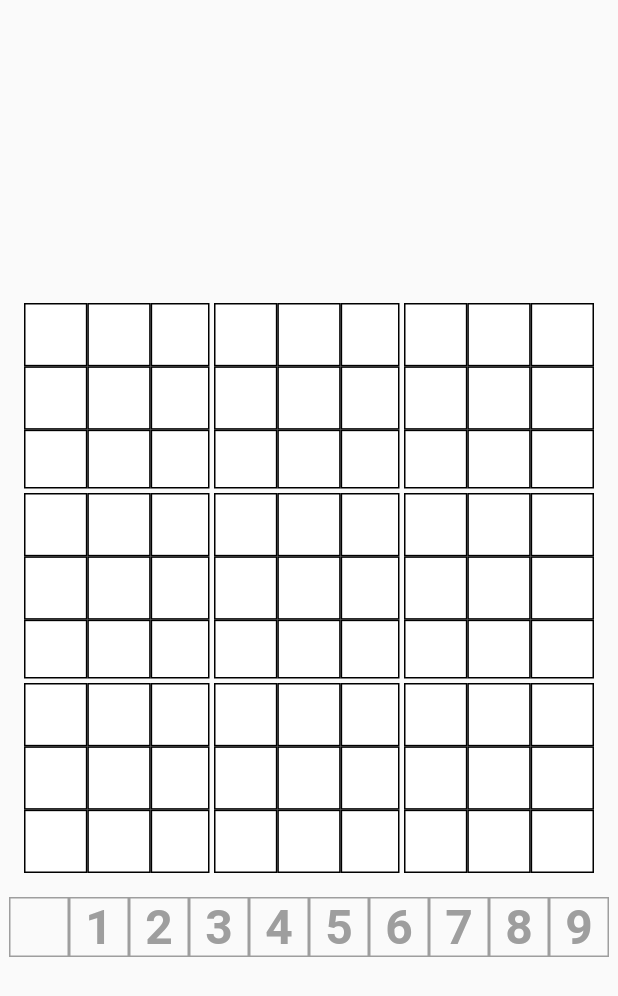
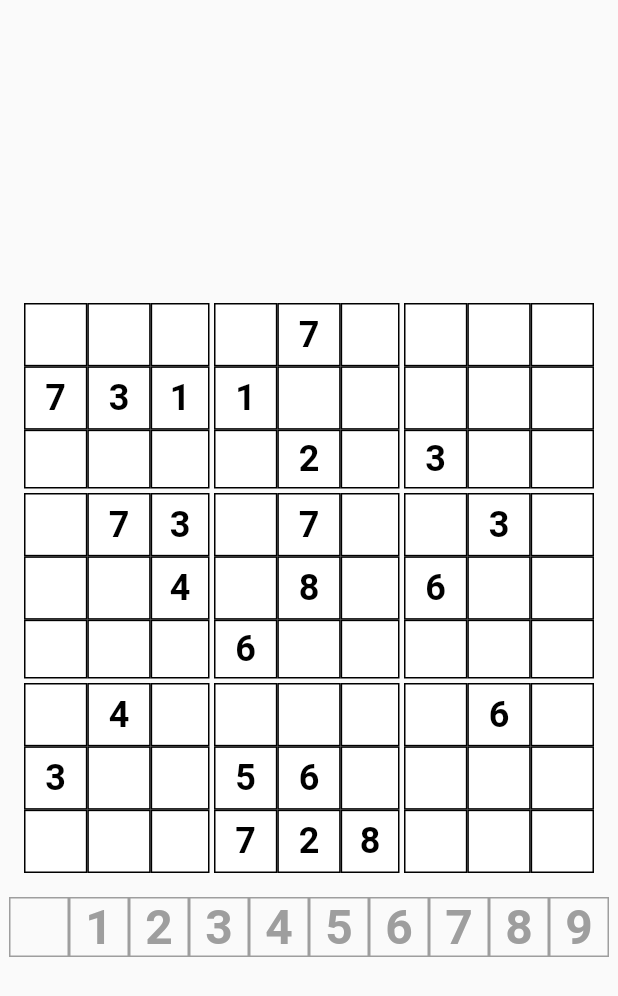
Before and after one commit to lupont/doku, a Flutter app: the GameWidget screen opened directly, on a phone screen of 412 x 824 dp. Shown: the top 996 px of the screen. Run offline on Flutter 3.47's test engine with Material 2 defaults, Android fonts, the phone set to English and light mode, and no system bars.

```diff
--- a/lib/main.dart
+++ b/lib/main.dart
@@ -1,3 +1,5 @@
+import 'dart:math';
+
 import 'package:flutter/material.dart';
 
 import 'package:sudoku/picker.dart';
@@ -98,10 +100,20 @@ class SudokuBoard extends StatefulWidget {
   State<SudokuBoard> createState() => _SudokuState();
 }
 
+List<int?> generateBoard() {
+  var rng = Random();
+  return List.generate(81, (i) {
+    if (rng.nextInt(6) <= 1) {
+      return rng.nextInt(8) + 1;
+    }
+    return null;
+  });
+}
+
 class _SudokuState extends State<SudokuBoard> {
   int? _selectedIndex;
 
-  final List<int?> _values = List.generate(81, (_) => null);
+  final List<int?> _values = generateBoard();
 
   @override
   void initState() {
```
